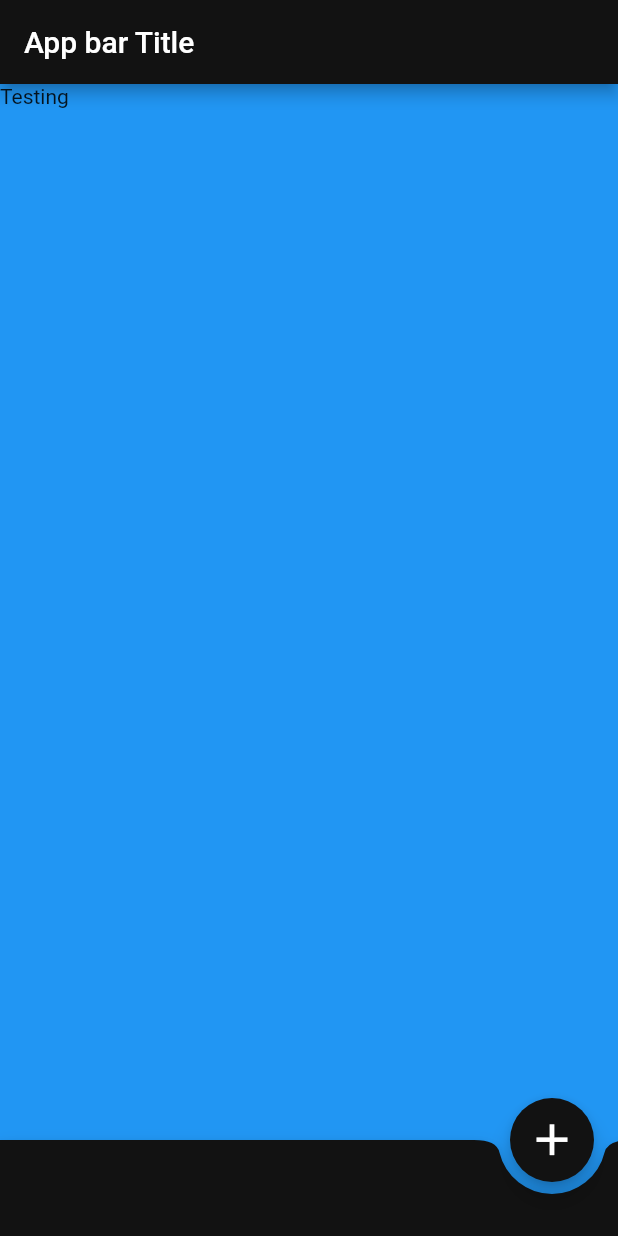
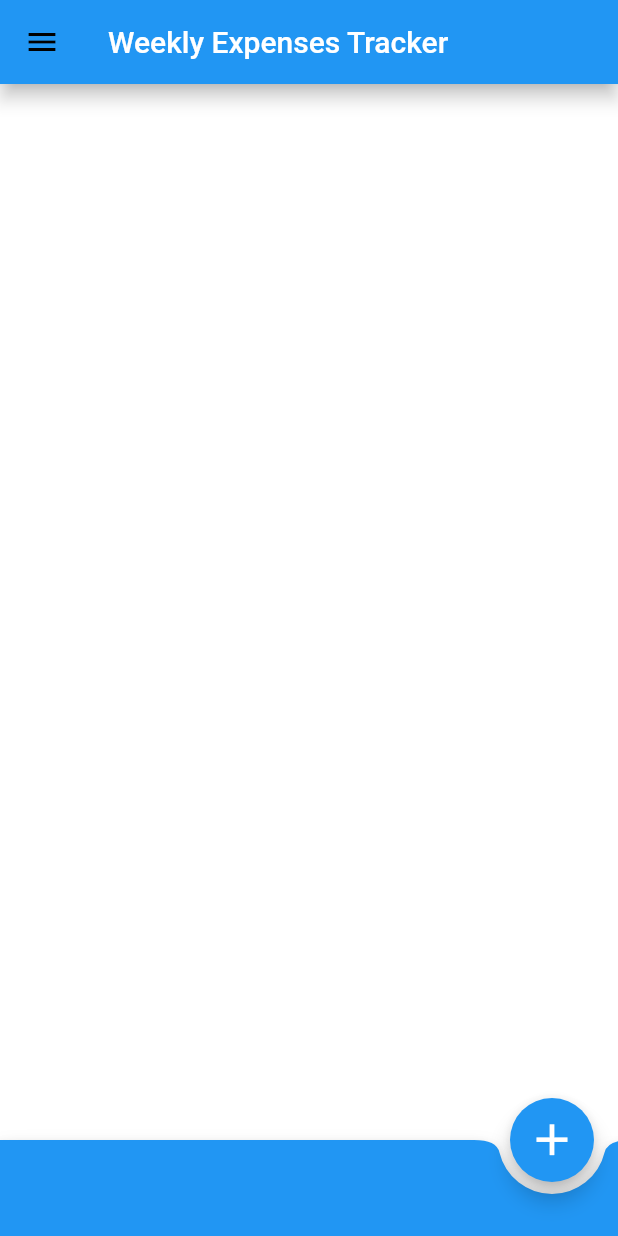
Before and after one commit to ahmadbintariq4u/weekly_expenses, a Flutter app: the screen it shows after launch, on a phone screen of 412 x 824 dp. Run offline on Flutter 3.47's test engine with Material 2 defaults, Android fonts, the phone set to English and light mode, and no system bars.

Commit message:
Working on Dark_Mode

```diff
--- a/lib/tabbar_material_widget.dart
+++ b/lib/bottom_navigation.dart
@@ -19,6 +19,7 @@ class _TabBarMaterialWidgetState extends State<TabBarMaterialWidget> {
   Widget build(BuildContext context) {
     return Container(
       child: BottomAppBar(
+        color: Colors.blue,
         shape: CircularNotchedRectangle(),
         notchMargin: 8,
         elevation: 5,
--- a/lib/main.dart
+++ b/lib/main.dart
@@ -1,5 +1,7 @@
 import 'package:flutter/material.dart';
-import 'package:weekly_expenses/tabbar_material_widget.dart';
+import 'package:weekly_expenses/main_screen.dart';
+import 'package:weekly_expenses/themes.dart';
+import 'bottom_navigation.dart';
 
 void main() {
   runApp(MyApp());
@@ -10,21 +12,21 @@ class MyApp extends StatelessWidget {
   @override
   Widget build(BuildContext context) {
     return MaterialApp(
-      title: 'Flutter Demo',
-      theme: ThemeData(
-          appBarTheme: AppBarTheme(
-            backgroundColor: Color(0xff121212),
-          ),
-          bottomAppBarTheme: BottomAppBarTheme(color: Color(0xff121212)),
-          floatingActionButtonTheme: FloatingActionButtonThemeData(
-            backgroundColor: Color(0xff121212),
-          )),
+      title: 'Weekly Expenses Tracker',
+      theme: Themes.getLightTheme(),
+      darkTheme: Themes.getDarkTheme(),
+      debugShowCheckedModeBanner: false,
       home: Scaffold(
         extendBody: true,
-        appBar: AppBar(title: Text('App bar Title')),
-        body: Text('Testing'),
-        backgroundColor: Colors.blue,
+        appBar: AppBar(
+          title: Text('Weekly Expenses Tracker'),
+          elevation: 5,
+          leading: Icon(Icons.menu),
+        ),
+        body: HomePage(),
+        // backgroundColor: Colors.blue,
         floatingActionButton: FloatingActionButton(
+          hoverElevation: 20,
           onPressed: () {
             print('click');
           },
--- /dev/null
+++ b/lib/main_screen.dart
@@ -0,0 +1,17 @@
+import 'package:flutter/material.dart';
+
+class HomePage extends StatefulWidget {
+  HomePage({Key? key}) : super(key: key);
+
+  @override
+  _HomePageState createState() => _HomePageState();
+}
+
+class _HomePageState extends State<HomePage> {
+  @override
+  Widget build(BuildContext context) {
+    return Container(
+      child: null,
+    );
+  }
+}
--- /dev/null
+++ b/lib/themes.dart
@@ -0,0 +1,18 @@
+import 'package:flutter/material.dart';
+
+class Themes {
+  // What does it means?
+  Themes._();
+
+  static ThemeData getLightTheme() {
+    return ThemeData(
+        scaffoldBackgroundColor: Colors.white,
+        primaryColor: Colors.blue,
+        appBarTheme: AppBarTheme(
+            color: Colors.blue, iconTheme: IconThemeData(color: Colors.black)));
+  }
+
+  static ThemeData getDarkTheme() {
+    return ThemeData(primaryColor: Colors.green);
+  }
+}
--- a/pubspec.yaml
+++ b/pubspec.yaml
@@ -28,6 +28,8 @@ dependencies:
   # The following adds the Cupertino Icons font to your application.
   # Use with the CupertinoIcons class for iOS style icons.
   cupertino_icons: ^1.0.2
+  provider: ^5.0.0
+
 
 dev_dependencies:
   flutter_test:
```
Also changed, not shown: pubspec.lock.
